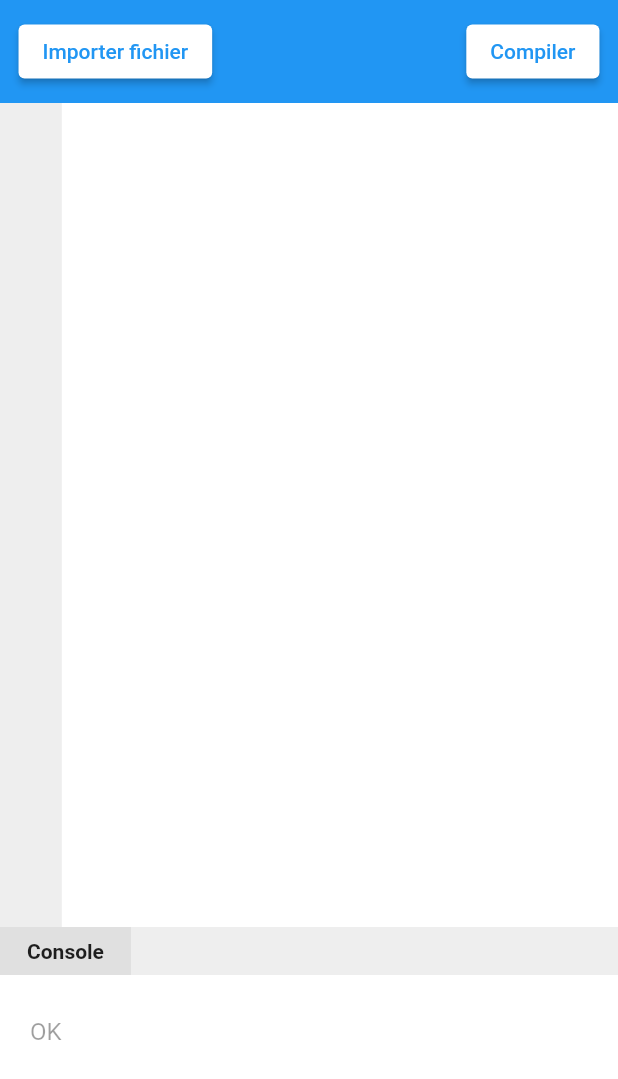
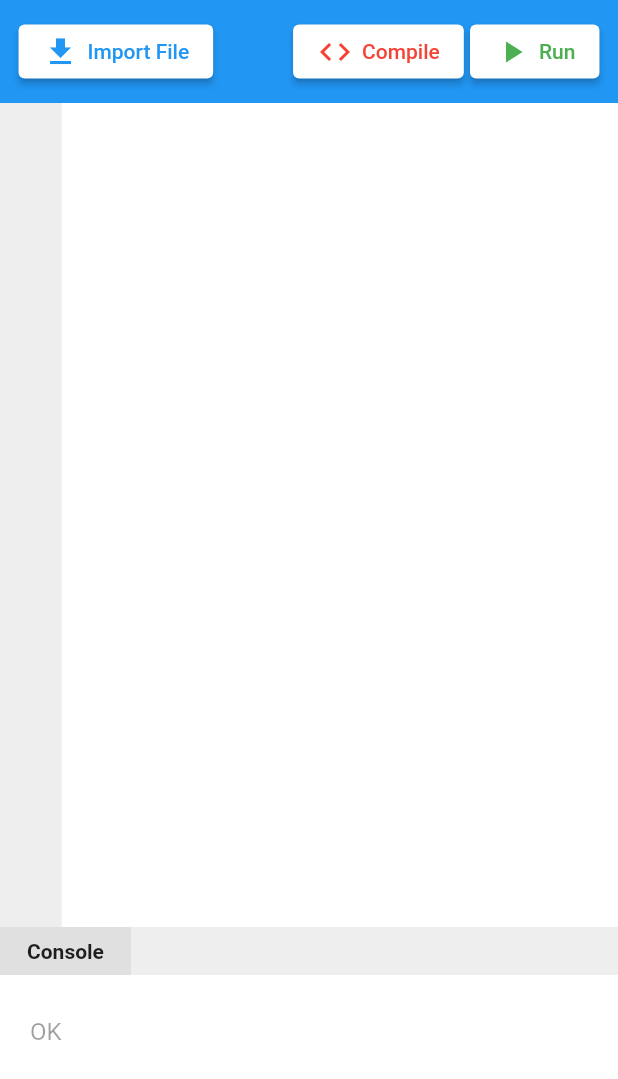
Before and after one commit to inesachour/Mini_Java_Compiler, a Flutter app: the screen it shows after launch, on a phone screen of 412 x 824 dp. Shown: the top 1079 px of the screen. Run offline on Flutter 3.47's test engine with Material 2 defaults, Android fonts, the phone set to English and light mode, and no system bars.

Commit message:
icons and colors

```diff
--- a/lib/main.dart
+++ b/lib/main.dart
@@ -46,21 +46,56 @@ class _HomePageState extends State<HomePage> {
                   mainAxisAlignment: MainAxisAlignment.spaceBetween,
                   children: [
                     ElevatedButton(
-                      child: Text("Importer fichier", style: TextStyle(color: Colors.blue),),
+                      child: Row(
+                        children: [
+                          Icon(Icons.file_download, color: Colors.blue,),
+                          SizedBox(width: 6,),
+                          Text("Import File", style: TextStyle(color: Colors.blue),),
+                        ],
+                      ),
                       onPressed: (){
                       },
                       style: ButtonStyle(
                         backgroundColor: MaterialStateProperty.all(Colors.white)
                       ),
                     ),
+                    Row(
+                      children: [
                         ElevatedButton(
-                      child: Text("Compiler", style: TextStyle(color: Colors.blue)),
+                          child: Row(
+                            mainAxisAlignment: MainAxisAlignment.center,
+                            children: [
+                              Icon(Icons.code, color: Colors.red,),
+                              SizedBox(width: 6,),
+                              Text("Compile", style: TextStyle(color: Colors.red)
+                              ),
+                            ],
+                          ),
                           onPressed: (){
                           },
                           style: ButtonStyle(
                               backgroundColor: MaterialStateProperty.all(Colors.white)
                           ),
                         ),
+                        SizedBox(width: deviceWidth*0.01,),
+                        ElevatedButton(
+                          child: Row(
+                            mainAxisAlignment: MainAxisAlignment.center,
+                            children: [
+                              Icon(Icons.play_arrow, color: Colors.green,),
+                              SizedBox(width: 6,),
+                              Text("Run", style: TextStyle(color: Colors.green)
+                              ),
+                            ],
+                          ),
+                          onPressed: (){
+                          },
+                          style: ButtonStyle(
+                              backgroundColor: MaterialStateProperty.all(Colors.white)
+                          ),
+                        ),
+                      ],
+                    )
                   ],
                 ),
               ),
```
Lines whose indentation alone changed are shown as unchanged.
